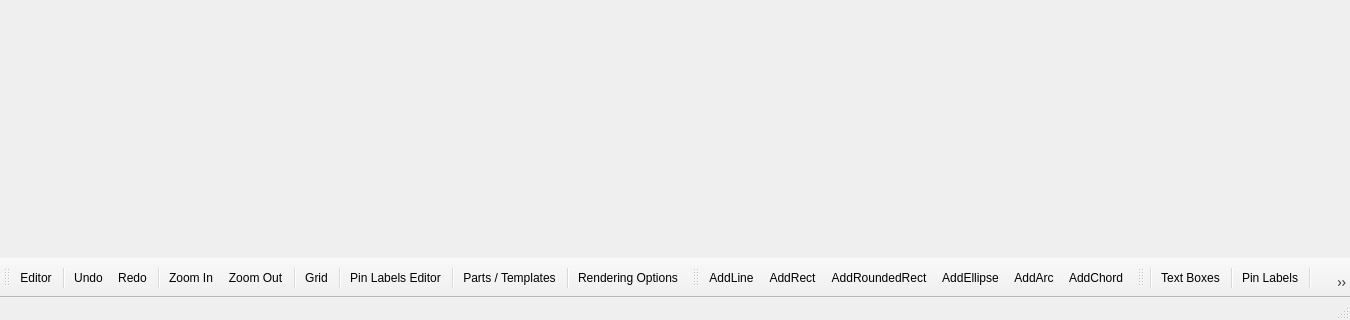
Old version of the form src/mainwindow.ui in the repository melak/veroroute; both pictures show x 0 to 1350 and y 400 to 720 of the 1350 by 720 pixel window.
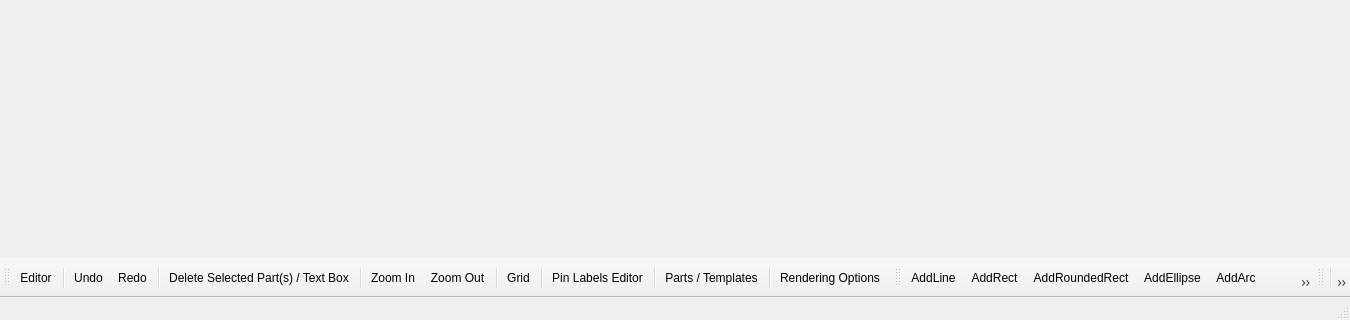
New version of the form. Icons and pictures are not drawn.

Commit message: Added delete icon, and allow delete menu item to apply to component editor shapes.  Disable PNG export in component editor mode.  Centre the view when switching to component editor mode.

The edit to the form file:
```diff
--- a/src/mainwindow.ui
+++ b/src/mainwindow.ui
@@ -317,6 +317,8 @@
    <addaction name="actionUndo"/>
    <addaction name="actionRedo"/>
    <addaction name="separator"/>
+   <addaction name="actionDelete"/>
+   <addaction name="separator"/>
    <addaction name="actionZoom_In"/>
    <addaction name="actionZoom_Out"/>
    <addaction name="separator"/>
```
Left out of the diff: 4 changed lines with no effect on the pictures. The commit also changes 6 other files.
